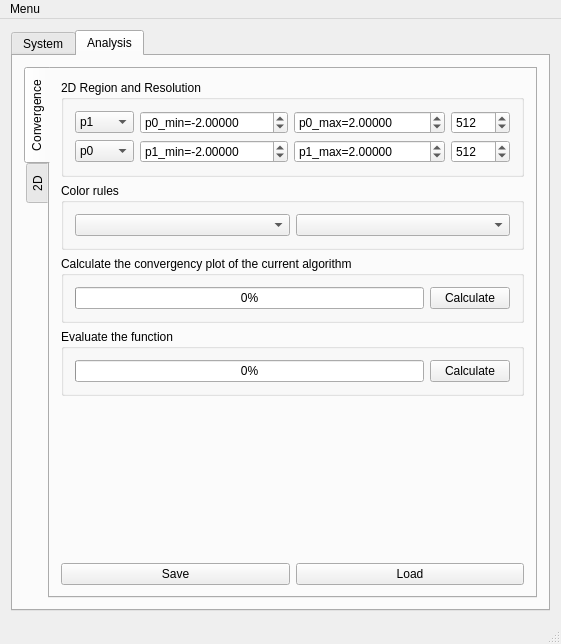
gobelin88/opticafe, file mainwindow.ui: the form before one commit.
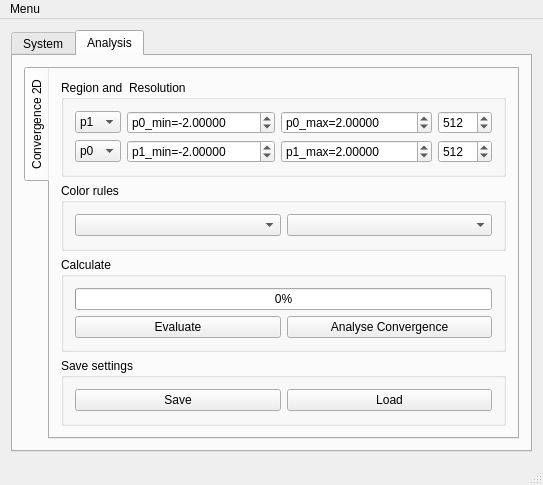
The form after the commit.

Patch:
```diff
--- a/mainwindow.ui
+++ b/mainwindow.ui
@@ -6,8 +6,8 @@
    <rect>
     <x>0</x>
     <y>0</y>
-    <width>561</width>
-    <height>644</height>
+    <width>488</width>
+    <height>431</height>
    </rect>
   </property>
   <property name="windowTitle">
@@ -45,13 +45,13 @@
           </property>
           <widget class="QWidget" name="tab_3">
            <attribute name="title">
-            <string>Convergence</string>
+            <string>Convergence 2D</string>
            </attribute>
            <layout class="QVBoxLayout" name="verticalLayout_8">
             <item>
              <widget class="QGroupBox" name="groupBox">
               <property name="title">
-               <string>2D Region and Resolution</string>
+               <string>Region and  Resolution</string>
               </property>
               <layout class="QVBoxLayout" name="verticalLayout_4">
                <item>
@@ -293,22 +293,29 @@
             <item>
              <widget class="QGroupBox" name="groupBox_3">
               <property name="title">
-               <string>Calculate the convergency plot of the current algorithm</string>
+               <string>Calculate</string>
               </property>
               <layout class="QVBoxLayout" name="verticalLayout_7">
+               <item>
+                <widget class="QProgressBar" name="progressBar">
+                 <property name="value">
+                  <number>0</number>
+                 </property>
+                </widget>
+               </item>
                <item>
                 <layout class="QHBoxLayout" name="horizontalLayout">
                  <item>
-                  <widget class="QProgressBar" name="progressBar">
-                   <property name="value">
-                    <number>0</number>
+                  <widget class="QPushButton" name="pb_calculate_func">
+                   <property name="text">
+                    <string>Evaluate</string>
                    </property>
                   </widget>
                  </item>
                  <item>
                   <widget class="QPushButton" name="pb_calculate">
                    <property name="text">
-                    <string>Calculate</string>
+                    <string>Analyse Convergence</string>
                    </property>
                   </widget>
                  </item>
@@ -320,22 +327,22 @@
             <item>
              <widget class="QGroupBox" name="groupBox_4">
               <property name="title">
-               <string>Evaluate the function</string>
+               <string>Save settings</string>
               </property>
-              <layout class="QHBoxLayout" name="horizontalLayout_7">
+              <layout class="QVBoxLayout" name="verticalLayout_5">
                <item>
-                <layout class="QHBoxLayout" name="horizontalLayout_6">
+                <layout class="QHBoxLayout" name="horizontalLayout_2">
                  <item>
-                  <widget class="QProgressBar" name="progressBar_func">
-                   <property name="value">
-                    <number>0</number>
+                  <widget class="QPushButton" name="pb_save_conv_setting">
+                   <property name="text">
+                    <string>Save</string>
                    </property>
                   </widget>
                  </item>
                  <item>
-                  <widget class="QPushButton" name="pb_calculate_func">
+                  <widget class="QPushButton" name="pb_load_conv_setting">
                    <property name="text">
-                    <string>Calculate</string>
+                    <string>Load</string>
                    </property>
                   </widget>
                  </item>
@@ -343,72 +350,6 @@
                </item>
               </layout>
              </widget>
-            </item>
-            <item>
-             <spacer name="verticalSpacer">
-              <property name="orientation">
-               <enum>Qt::Vertical</enum>
-              </property>
-              <property name="sizeHint" stdset="0">
-               <size>
-                <width>20</width>
-                <height>40</height>
-               </size>
-              </property>
-             </spacer>
-            </item>
-            <item>
-             <layout class="QHBoxLayout" name="horizontalLayout_2">
-              <item>
-               <widget class="QPushButton" name="pb_save_conv_setting">
-                <property name="text">
-                 <string>Save</string>
-                </property>
-               </widget>
-              </item>
-              <item>
-               <widget class="QPushButton" name="pb_load_conv_setting">
-                <property name="text">
-                 <string>Load</string>
-                </property>
-               </widget>
-              </item>
-             </layout>
-            </item>
-           </layout>
-          </widget>
-          <widget class="QWidget" name="tab_5">
-           <attribute name="title">
-            <string>2D</string>
-           </attribute>
-           <layout class="QVBoxLayout" name="verticalLayout_5">
-            <item>
-             <layout class="QVBoxLayout" name="verticalLayout_6">
-              <item>
-               <widget class="QScrollArea" name="scrollArea">
-                <property name="widgetResizable">
-                 <bool>true</bool>
-                </property>
-                <widget class="QWidget" name="scrollAreaWidgetContents">
-                 <property name="geometry">
-                  <rect>
-                   <x>0</x>
-                   <y>0</y>
-                   <width>471</width>
-                   <height>484</height>
-                  </rect>
-                 </property>
-                </widget>
-               </widget>
-              </item>
-              <item>
-               <widget class="QPushButton" name="pbSaveImage">
-                <property name="text">
-                 <string>Save Image</string>
-                </property>
-               </widget>
-              </item>
-             </layout>
             </item>
            </layout>
           </widget>
@@ -425,7 +366,7 @@
     <rect>
      <x>0</x>
      <y>0</y>
-     <width>561</width>
+     <width>488</width>
      <height>21</height>
     </rect>
    </property>
```
